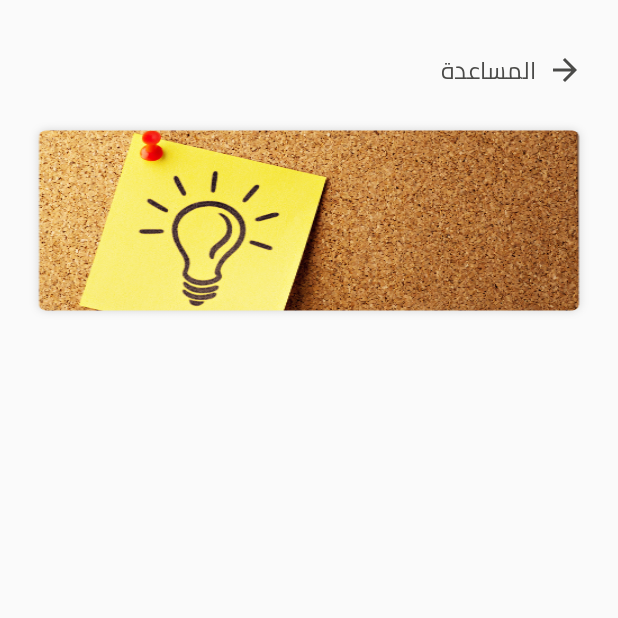
After one commit to zerox321/Awlem, an Android app: the HelpFragment screen opened through its navigation route, on a phone screen of 412 x 824 dp, the top half of it. The commit adds this screen. Run offline under Robolectric (Android 15) with nearby library versions, the phone set to English and light mode, and no system bars; our stand-ins replace Dagger/Hilt's generated code, Timber, data binding, navigation-ui; libraries missing offline, so code that uses them is left out: androidx.hilt, androidx.hilt.lifecycle, com.jakewharton.retrofit2; 1 statement that could not run was skipped.

```diff
--- a/app/src/main/java/com/semi/awlem/di/NetworkModule.kt
+++ b/app/src/main/java/com/semi/awlem/di/NetworkModule.kt
@@ -3,6 +3,8 @@ package com.semi.awlem.di
 import com.jakewharton.retrofit2.adapter.kotlin.coroutines.CoroutineCallAdapterFactory
 import com.semi.home.home.HomeClient
 import com.semi.home.home.HomeService
+import com.semi.home.menu.faq.FaqClient
+import com.semi.home.menu.faq.FaqService
 import com.semi.home.menu.staticPage.StaticPageClient
 import com.semi.home.menu.staticPage.StaticPageService
 import com.semi.network.BuildConfig
@@ -81,4 +83,17 @@ object NetworkModule {
     }
 
 
+    @Provides
+    @Singleton
+    fun provideFaqService(retrofit: Retrofit): FaqService {
+        return retrofit.create(FaqService::class.java)
+    }
+
+    @Provides
+    @Singleton
+    fun provideFaqClient(service: FaqService): FaqClient {
+        return FaqClient(service)
+    }
+
+
 }
--- a/app/src/main/java/com/semi/awlem/di/RepositoryModule.kt
+++ b/app/src/main/java/com/semi/awlem/di/RepositoryModule.kt
@@ -1,8 +1,13 @@
 package com.semi.awlem.di
 
 import com.semi.awlem.ui.home.home.HomeRepository
+import com.semi.awlem.ui.home.menu.help.HelpRepository
+import com.semi.awlem.ui.home.menu.staticPage.StaticRepository
 import com.semi.entity.database.categoryController.CategoryController
+import com.semi.entity.sharedPref.Pref
 import com.semi.home.home.HomeClient
+import com.semi.home.menu.faq.FaqClient
+import com.semi.home.menu.staticPage.StaticPageClient
 import dagger.Module
 import dagger.Provides
 import dagger.hilt.InstallIn
@@ -25,4 +30,22 @@ object RepositoryModule {
     }
 
 
+    @Provides
+    @Singleton
+    fun provideStaticRepository(
+        client: StaticPageClient,
+        pref: Pref
+    ): StaticRepository {
+        return StaticRepository(client, pref)
+    }
+
+    @Provides
+    @Singleton
+    fun provideHelpRepository(
+        client: FaqClient
+    ): HelpRepository {
+        return HelpRepository(client)
+    }
+
+
 }
--- a/app/src/main/java/com/semi/awlem/ui/home/menu/MenuViewModel.kt
+++ b/app/src/main/java/com/semi/awlem/ui/home/menu/MenuViewModel.kt
@@ -40,4 +40,11 @@ class MenuViewModel : BaseViewModel() {
 
     }
 
+    fun helpClick(v: View) {
+        v.findNavigationController().navigateTo(
+            id = R.id.action_navigation_more_to_HelpFragment,
+        )
+
+    }
+
 }
--- /dev/null
+++ b/app/src/main/java/com/semi/awlem/ui/home/menu/help/HelpFragment.kt
@@ -0,0 +1,33 @@
+package com.semi.awlem.ui.home.menu.help
+
+import android.os.Bundle
+import android.view.LayoutInflater
+import android.view.View
+import android.view.ViewGroup
+import androidx.annotation.VisibleForTesting
+import androidx.fragment.app.viewModels
+import com.semi.awlem.R
+import com.semi.awlem.base.DataBindingFragment
+import com.semi.awlem.databinding.HelpFragmentBinding
+import dagger.hilt.android.AndroidEntryPoint
+
+@AndroidEntryPoint
+class HelpFragment : DataBindingFragment() {
+    @VisibleForTesting
+    val viewModel by viewModels<HelpViewModel>()
+    override fun onCreateView(
+        inflater: LayoutInflater,
+        container: ViewGroup?,
+        savedInstanceState: Bundle?
+    ): View? {
+        return binding<HelpFragmentBinding>(
+            inflater, R.layout.help_fragment, container
+        ).apply {
+            viewModel = this@HelpFragment.viewModel
+            lifecycleOwner = this@HelpFragment
+            this.executePendingBindings()
+        }.root
+    }
+
+
+}
--- /dev/null
+++ b/app/src/main/java/com/semi/awlem/ui/home/menu/help/HelpRepository.kt
@@ -0,0 +1,42 @@
+package com.semi.awlem.ui.home.menu.help
+
+import com.semi.awlem.R
+import com.semi.awlem.base.BaseRepository
+import com.semi.awlem.utility.handleThrowable
+import com.semi.entity.response.menu.FaqResponse
+import com.semi.home.menu.faq.FaqClient
+import timber.log.Timber
+import javax.inject.Inject
+
+
+class HelpRepository @Inject constructor(
+    private val client: FaqClient
+) : BaseRepository() {
+
+
+    suspend fun getFaqTaskRepo(
+        onLoading: (Boolean) -> Unit,
+        onSuccess: (List<FaqResponse>?) -> Unit,
+        onError: (Int, Int, Int) -> Unit
+
+    ) {
+        onLoading(true)
+
+        Timber.tag(TAG).e("getFaqTaskRepo ")
+        try {
+            val response = client.getFaqTask()
+            Timber.tag(TAG).e("getFaqTaskRepo response $response")
+            onSuccess(response)
+
+        } catch (throwable: Throwable) {
+            Timber.tag(TAG).e("getFaqTaskRepo error $throwable")
+            val error = handleThrowable(throwable)
+            val icon = R.drawable.ic_wifi_black_24dp
+            onError(error, R.string.reload, icon)
+        }
+        onLoading(false)
+
+    }
+
+
+}
--- /dev/null
+++ b/app/src/main/java/com/semi/awlem/ui/home/menu/help/HelpViewModel.kt
@@ -0,0 +1,38 @@
+package com.semi.awlem.ui.home.menu.help
+
+import android.view.View
+import androidx.hilt.lifecycle.ViewModelInject
+import androidx.lifecycle.viewModelScope
+import com.semi.awlem.base.BaseViewModel
+import com.semi.awlem.utility.ContextConverter.getActivity
+import com.semi.awlem.utility.SnackBar.customSnackBar
+import com.semi.entity.response.menu.FaqResponse
+import kotlinx.coroutines.async
+
+class HelpViewModel @ViewModelInject constructor(
+    private val repository: HelpRepository
+) : BaseViewModel() {
+
+    init {
+        getFaq(null)
+    }
+
+    fun getFaq(v: View?) {
+        viewModelScope.async {
+            repository.getFaqTaskRepo(onLoading = { loading: Boolean ->
+                _isLoading.value = loading
+            },
+                onSuccess = { list: List<FaqResponse>? ->
+
+                },
+                onError = { errorMessageId: Int, errorContent, icon: Int ->
+                    val activity = v?.context?.getActivity()
+                    activity?.customSnackBar(
+                        errorMessageId,
+                        errorContent,
+                        icon,
+                    ) {}
+                })
+        }
+    }
+}
--- a/app/src/main/res/layout/fragment_menu.xml
+++ b/app/src/main/res/layout/fragment_menu.xml
@@ -95,7 +95,6 @@
                 android:textAlignment="viewStart"
                 android:textColor="@color/secondary"
                 android:textSize="@dimen/mainFont"
-
                 app:drawableEndCompat="@drawable/ic_component_45_1"
                 app:layout_constraintEnd_toEndOf="parent"
                 app:layout_constraintStart_toStartOf="parent"
@@ -116,6 +115,7 @@
                 android:textAlignment="viewStart"
                 android:textColor="@color/secondary"
                 android:textSize="@dimen/mainFont"
+                android:onClick="@{viewModel::helpClick}"
 
                 app:drawableEndCompat="@drawable/ic_component_45_1"
                 app:layout_constraintEnd_toEndOf="parent"
--- /dev/null
+++ b/app/src/main/res/layout/help_fragment.xml
@@ -0,0 +1,43 @@
+<?xml version="1.0" encoding="utf-8"?>
+<layout xmlns:android="http://schemas.android.com/apk/res/android"
+    xmlns:app="http://schemas.android.com/apk/res-auto"
+    xmlns:tools="http://schemas.android.com/tools">
+
+    <data>
+
+        <import type="android.view.View" />
+
+
+        <variable
+            name="viewModel"
+            type="com.semi.awlem.ui.home.menu.help.HelpViewModel" />
+    </data>
+
+    <androidx.constraintlayout.widget.ConstraintLayout
+        android:layout_width="match_parent"
+        android:layout_height="match_parent"
+        android:padding="@dimen/key_lines"
+        tools:context=".ui.home.menu.help.HelpFragment">
+
+
+        <androidx.appcompat.widget.AppCompatTextView
+            android:id="@+id/backTv"
+            style="@style/back_style"
+            android:layout_width="wrap_content"
+            android:layout_height="wrap_content"
+            android:onClick="@{viewModel::onBack}"
+            android:text="@string/help"
+            app:layout_constraintStart_toStartOf="parent"
+            app:layout_constraintTop_toTopOf="parent" />
+
+        <androidx.appcompat.widget.AppCompatImageView
+            android:layout_width="0dp"
+            android:layout_height="wrap_content"
+            android:scaleType="fitXY"
+            app:layout_constraintEnd_toEndOf="parent"
+            app:layout_constraintStart_toStartOf="parent"
+            app:layout_constraintTop_toBottomOf="@+id/backTv"
+            app:srcCompat="@drawable/help" />
+
+    </androidx.constraintlayout.widget.ConstraintLayout>
+</layout>
--- a/app/src/main/res/navigation/home_navigation.xml
+++ b/app/src/main/res/navigation/home_navigation.xml
@@ -32,8 +32,19 @@
             app:exitAnim="@anim/nav_default_exit_anim"
             app:popEnterAnim="@anim/nav_default_pop_enter_anim"
             app:popExitAnim="@anim/nav_default_pop_exit_anim" />
+        <action
+            android:id="@+id/action_navigation_more_to_HelpFragment"
+            app:destination="@id/HelpFragment"
+            app:enterAnim="@anim/nav_default_enter_anim"
+            app:exitAnim="@anim/nav_default_exit_anim"
+            app:popEnterAnim="@anim/nav_default_pop_enter_anim"
+            app:popExitAnim="@anim/nav_default_pop_exit_anim" />
     </fragment>
 
+    <fragment
+        android:id="@+id/HelpFragment"
+        android:name="com.semi.awlem.ui.home.menu.help.HelpFragment"
+        tools:layout="@layout/help_fragment" />
     <fragment
         android:id="@+id/StaticPageFragment"
         android:name="com.semi.awlem.ui.home.menu.staticPage.StaticFragment"
--- a/app/src/main/res/values/colors.xml
+++ b/app/src/main/res/values/colors.xml
@@ -7,7 +7,7 @@
     <color name="black">#FF000000</color>
     <color name="grey">#727272</color>
     <color name="white">#FFFFFFFF</color>
-    <color name="colorPrimaryRipple">#40F05F40</color>
+    <color name="colorPrimaryRipple">#26F05F40</color>
 
     <color name="transparent">#00FFFFFF</color>
 
--- a/app/src/main/res/values/themes.xml
+++ b/app/src/main/res/values/themes.xml
@@ -99,10 +99,9 @@
     </style>
     <style name="back_style">
         <item name="android:drawablePadding">@dimen/key_linesV</item>
-        <item name="android:textColor">@color/primary</item>
+        <item name="android:textColor">@color/secondary</item>
         <item name="android:paddingStart">@dimen/key_linesV</item>
         <item name="android:paddingEnd">@dimen/key_linesV</item>
-
         <item name="android:paddingTop">@dimen/key_lines</item>
         <item name="android:paddingBottom">@dimen/key_lines</item>
         <item name="android:textSize">@dimen/mainFont</item>
--- /dev/null
+++ b/entity/src/main/java/com/semi/entity/response/menu/FaqResponse.kt
@@ -0,0 +1,16 @@
+package com.semi.entity.response.menu
+
+import androidx.annotation.Keep
+
+import com.squareup.moshi.Json
+
+
+@Keep
+data class FaqResponse(
+    @Json(name = "active") val active: Int?,
+    @Json(name = "answer") val answer: String?,
+    @Json(name = "created_at") val createdAt: String?,
+    @Json(name = "id") val id: Int?,
+    @Json(name = "question") val question: String?,
+    @Json(name = "updated_at") val updatedAt: String?
+)
--- /dev/null
+++ b/network/src/main/java/com/semi/home/menu/faq/FaqClient.kt
@@ -0,0 +1,14 @@
+package com.semi.home.menu.faq
+
+import kotlinx.coroutines.Dispatchers
+import kotlinx.coroutines.withContext
+import javax.inject.Inject
+
+class FaqClient @Inject constructor(private val service: FaqService) {
+
+    suspend fun getFaqTask() = withContext(Dispatchers.IO) {
+        service.getFaqAsync().await()
+    }
+
+
+}
--- /dev/null
+++ b/network/src/main/java/com/semi/home/menu/faq/FaqService.kt
@@ -0,0 +1,14 @@
+package com.semi.home.menu.faq
+
+import com.semi.entity.response.menu.FaqResponse
+import com.semi.network.EndPoint.faqConstant
+import kotlinx.coroutines.Deferred
+import retrofit2.http.GET
+
+interface FaqService {
+
+    @GET(faqConstant)
+    fun getFaqAsync(
+    ): Deferred<List<FaqResponse>>
+
+}
--- a/network/src/main/java/com/semi/network/EndPoint.kt
+++ b/network/src/main/java/com/semi/network/EndPoint.kt
@@ -7,6 +7,7 @@ object EndPoint {
     const val getTypesConstant = "getTypes"
     const val sugestedRestorantsConstant = "sugestedRestorants"
     const val sugestedProductsConstant = "sugestedProducts"
+    const val faqConstant = "faq"
 
 
 }
```
Also changed, not shown: app/src/main/res/drawable-hdpi/help.png (added), app/src/main/res/drawable-mdpi/help.png (added), app/src/main/res/drawable-xhdpi/help.png (added), app/src/main/res/drawable-xxhdpi/help.png (added), 1 other file.
